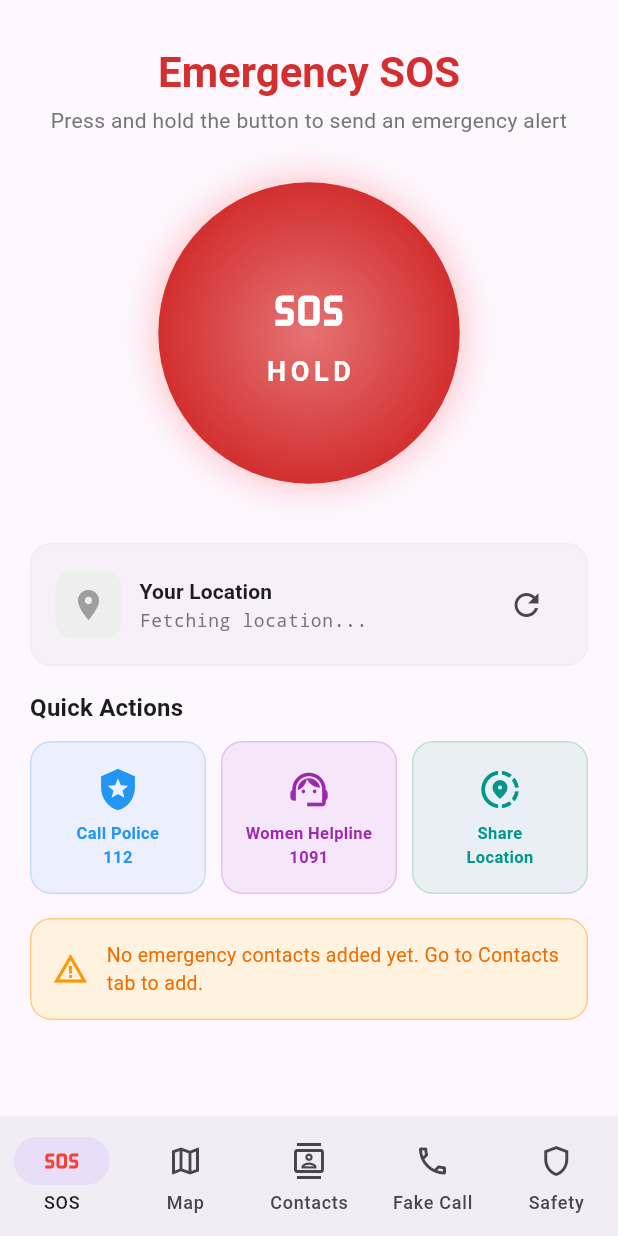
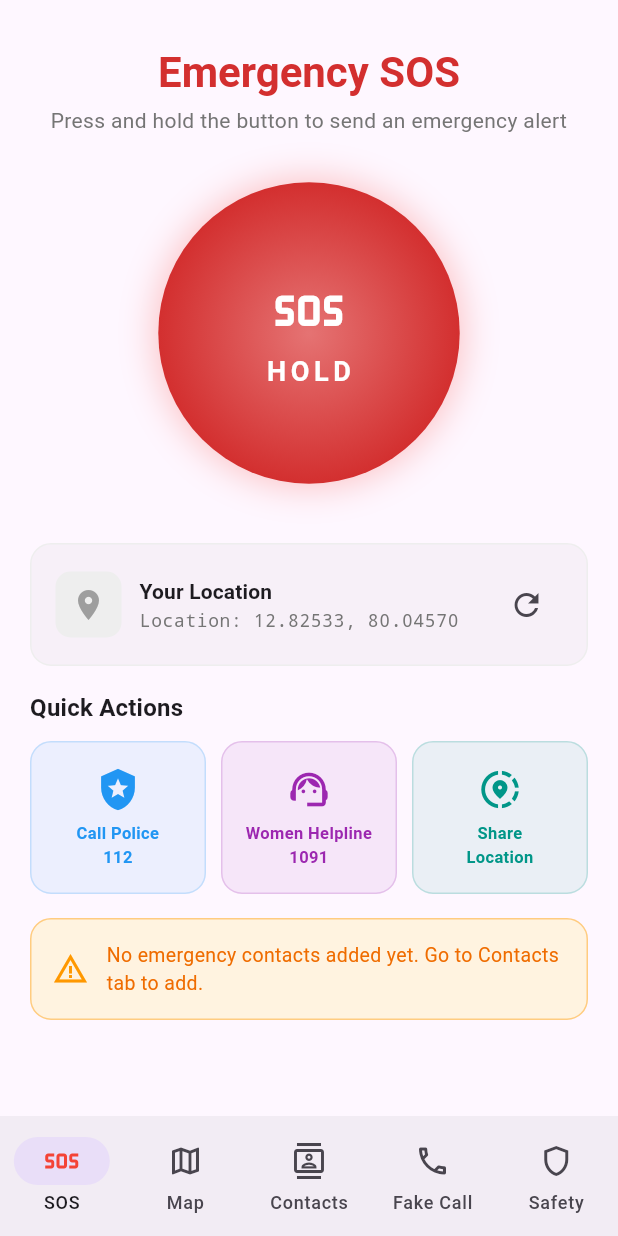
Before and after one commit to NoumanS-20/she_safe, a Flutter app: the screen it shows after launch, after a tap on the "refresh" icon, on a phone screen of 412 x 824 dp. Run offline on Flutter 3.47's test engine with Material 3 defaults, Android fonts, the phone set to English and light mode, and no system bars; our stand-ins replace connectivity_plus, flutter_map, geolocator, latlong2, permission_handler, shared_preferences.

Commit message:
feat: Enhance SOS screen location handling with default coordinates and improved display logic

```diff
--- a/lib/screens/sos_screen.dart
+++ b/lib/screens/sos_screen.dart
@@ -45,9 +45,22 @@ class _SosScreenState extends State<SosScreen>
     super.dispose();
   }
 
+  /// Default location coordinates.
+  static const double _defaultLatitude = 12.825331244496796;
+  static const double _defaultLongitude = 80.04569852394921;
+
+  /// Helper getters for location display
+  double get _displayLatitude =>
+      _currentPosition?.latitude ?? _defaultLatitude;
+  double get _displayLongitude =>
+      _currentPosition?.longitude ?? _defaultLongitude;
+  bool get _hasLocation => _currentPosition != null;
+
   Future<void> _loadData() async {
     _contacts = await _contactsService.getContacts();
     _currentPosition = await _locationService.getCurrentPosition();
+    // Use default location if GPS is unavailable
+    _currentPosition ??= await _locationService.getLastKnownPosition();
     if (mounted) setState(() {});
   }
 
@@ -283,14 +296,14 @@ class _SosScreenState extends State<SosScreen>
           Container(
             padding: const EdgeInsets.all(10),
             decoration: BoxDecoration(
-              color: _currentPosition != null
+              color: _hasLocation
                   ? Colors.green.shade100
                   : Colors.grey.shade200,
               borderRadius: BorderRadius.circular(10),
             ),
             child: Icon(
               Icons.location_on,
-              color: _currentPosition != null
+              color: _hasLocation
                   ? Colors.green.shade700
                   : Colors.grey,
             ),
@@ -307,9 +320,9 @@ class _SosScreenState extends State<SosScreen>
                 ),
                 const SizedBox(height: 2),
                 Text(
-                  _currentPosition != null
-                      ? '${_currentPosition!.latitude.toStringAsFixed(5)}, ${_currentPosition!.longitude.toStringAsFixed(5)}'
-                      : 'Fetching location...',
+                  _hasLocation
+                      ? '${_displayLatitude.toStringAsFixed(5)}, ${_displayLongitude.toStringAsFixed(5)}'
+                      : 'Location: ${_displayLatitude.toStringAsFixed(5)}, ${_displayLongitude.toStringAsFixed(5)}',
                   style: theme.textTheme.bodySmall?.copyWith(
                     color: Colors.grey.shade600,
                     fontFamily: 'monospace',
```
